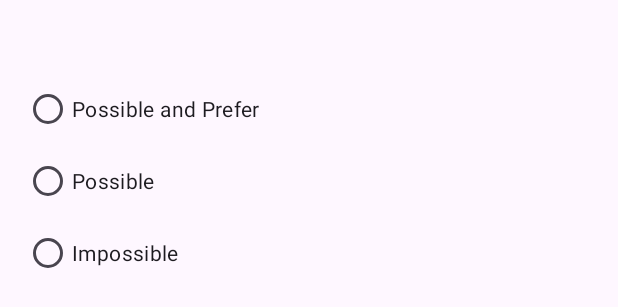
After one commit to hadarlevy/schedule_App, an Android app: the layout dialog_shift_options.xml on its own in the app's theme, with its tools: preview values and no code run, on a phone screen of 412 x 824 dp. The commit adds this screen. Shown: the top 307 px of the screen. Run offline under Robolectric (Android 15) with nearby library versions, the phone set to English and light mode, and no system bars.

Commit message:
shiftsToDatabase

```diff
--- a/app/build.gradle
+++ b/app/build.gradle
@@ -57,6 +57,7 @@ dependencies {
     implementation 'androidx.legacy:legacy-support-v4:1.0.0' // Adding the AndroidX equivalent of support-v4
     implementation 'com.google.firebase:firebase-auth:23.0.0'
     implementation 'com.google.firebase:firebase-firestore:25.0.0'
+    implementation 'com.google.firebase:firebase-firestore:25.0.0'
 
     testImplementation 'junit:junit:4.13.2'
     androidTestImplementation 'androidx.test.ext:junit:1.1.5'
--- a/app/src/main/AndroidManifest.xml
+++ b/app/src/main/AndroidManifest.xml
@@ -9,9 +9,9 @@
         android:allowBackup="true"
         android:dataExtractionRules="@xml/data_extraction_rules"
         android:fullBackupContent="@xml/backup_rules"
-        android:icon="@drawable/logo"
+        android:icon="@drawable/app_ic"
         android:label="@string/app_name"
-        android:roundIcon="@drawable/logo"
+        android:roundIcon="@drawable/app_ic"
         android:supportsRtl="true"
         android:theme="@style/Theme.Material3.Light"
         tools:targetApi="31">
--- a/app/src/main/res/layout/activity_login.xml
+++ b/app/src/main/res/layout/activity_login.xml
@@ -36,7 +36,6 @@
         <LinearLayout
             android:layout_width="match_parent"
             android:layout_height="wrap_content"
-            android:layout_marginTop="55dp"
             android:orientation="vertical"
             android:padding="24dp"
             android:gravity="start">
--- a/app/src/main/res/layout/activity_main.xml
+++ b/app/src/main/res/layout/activity_main.xml
@@ -18,7 +18,7 @@
             android:id="@+id/tool_bar"
             android:layout_width="match_parent"
             android:layout_height="?attr/actionBarSize"
-            android:background="?attr/colorPrimary"
+            android:background="@color/white"
             app:popupTheme="@style/ThemeOverlay.AppCompat.Light" />
 
         <FrameLayout
--- /dev/null
+++ b/app/src/main/res/layout/dialog_shift_options.xml
@@ -0,0 +1,39 @@
+<?xml version="1.0" encoding="utf-8"?>
+<LinearLayout xmlns:android="http://schemas.android.com/apk/res/android"
+    android:layout_width="match_parent"
+    android:layout_height="wrap_content"
+    android:orientation="vertical"
+    android:padding="16dp">
+
+    <TextView
+        android:id="@+id/tv_shift_dialog_title"
+        android:layout_width="wrap_content"
+        android:layout_height="wrap_content"
+        android:textSize="18sp"
+        android:textStyle="bold"
+        android:paddingBottom="8dp" />
+
+    <RadioGroup
+        android:id="@+id/rg_shift_options"
+        android:layout_width="match_parent"
+        android:layout_height="wrap_content">
+
+        <RadioButton
+            android:id="@+id/rb_possible_and_prefer"
+            android:layout_width="wrap_content"
+            android:layout_height="wrap_content"
+            android:text="Possible and Prefer" />
+
+        <RadioButton
+            android:id="@+id/rb_possible"
+            android:layout_width="wrap_content"
+            android:layout_height="wrap_content"
+            android:text="Possible" />
+
+        <RadioButton
+            android:id="@+id/rb_impossible"
+            android:layout_width="wrap_content"
+            android:layout_height="wrap_content"
+            android:text="Impossible" />
+    </RadioGroup>
+</LinearLayout>
--- a/app/src/main/res/layout/nav_header.xml
+++ b/app/src/main/res/layout/nav_header.xml
@@ -17,7 +17,7 @@
         android:layout_width="wrap_content"
         android:layout_height="wrap_content"
         android:paddingTop="8dp"
-        android:text="Hello, Wellcome back!"
+        android:text="Hello User"
         android:textAppearance="@style/TextAppearance.AppCompat.Body1" />
 
     <TextView
```
Also changed, not shown: app/src/main/java/com/example/schedule_application/MainActivity.java (+96 -26 lines), app/src/main/res/menu/drawer_menu.xml (+8 -2 lines), app/src/main/res/drawable/app_ic.png (added), app/src/main/res/drawable/dialog_background.jpg (added), app/src/main/res/drawable/help_icon.png (added), app/src/main/res/drawable/logout_icon.png (added), app/src/main/res/drawable/support_icon.png (deleted).
